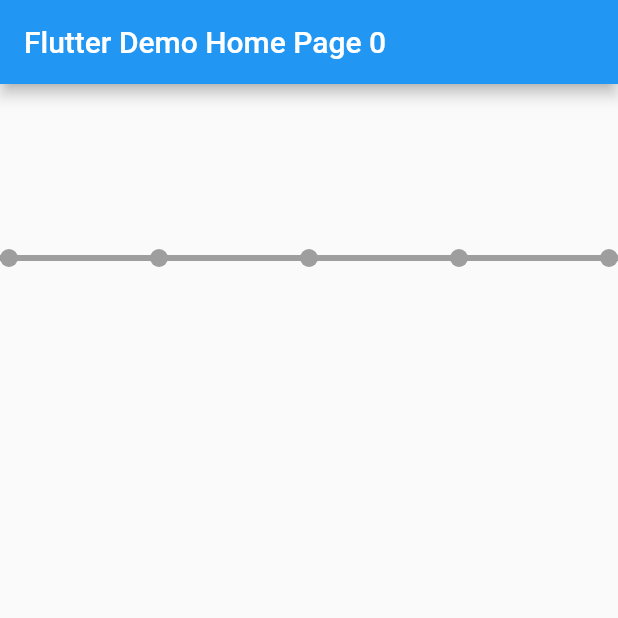
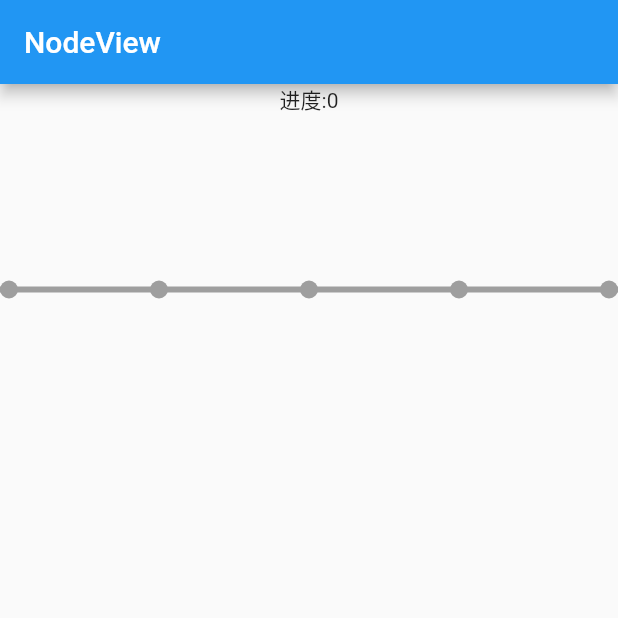
Before and after one commit to lixiaopeng168/FlutterNodeView, a Flutter app: the screen it shows after launch, on a phone screen of 412 x 824 dp, the top half of it. Run offline on Flutter 3.47's test engine with Material 2 defaults, Android fonts, the phone set to English and light mode, and no system bars.

Commit message:
修改显示，效果图展示

```diff
--- a/lib/main.dart
+++ b/lib/main.dart
@@ -36,14 +36,6 @@ class MyApp extends StatelessWidget {
 class MyHomePage extends StatefulWidget {
   MyHomePage({Key key, this.title}) : super(key: key);
 
-  // This widget is the home page of your application. It is stateful, meaning
-  // that it has a State object (defined below) that contains fields that affect
-  // how it looks.
-
-  // This class is the configuration for the state. It holds the values (in this
-  // case the title) provided by the parent (in this case the App widget) and
-  // used by the build method of the State. Fields in a Widget subclass are
-  // always marked "final".
 
   final String title;
 
@@ -54,18 +46,7 @@ class MyHomePage extends StatefulWidget {
 }
 
 class _MyHomePageState extends State<MyHomePage> with OnNodeViewListener{
-  int _counter = 0;
 
-  void _incrementCounter() {
-    setState(() {
-      // This call to setState tells the Flutter framework that something has
-      // changed in this State, which causes it to rerun the build method below
-      // so that the display can reflect the updated values. If we changed
-      // _counter without calling setState(), then the build method would not be
-      // called again, and so nothing would appear to happen.
-      _counter++;
-    });
-  }
 
   @override
   Widget build(BuildContext context) {
@@ -79,9 +60,13 @@ class _MyHomePageState extends State<MyHomePage> with OnNodeViewListener{
       appBar: AppBar(
         // Here we take the value from the MyHomePage object that was created by
         // the App.build method, and use it to set our appbar title.
-        title: Text("${widget.title} ${widget.progress}"),
+        title: Text("NodeView"),
       ),
-      body: Row(
+      body: new Column(
+        children: [
+          new Text("进度:${widget.progress}"),
+
+          Row(
             // Center is a layout widget. It takes a single child and positions it
             // in the middle of the parent.
             children: [
@@ -98,6 +83,8 @@ class _MyHomePageState extends State<MyHomePage> with OnNodeViewListener{
 
             ],
           )
+        ],
+      ) ,
     );
   }
 
@@ -113,6 +100,7 @@ class _MyHomePageState extends State<MyHomePage> with OnNodeViewListener{
   void onScrollDrag(double dx, double dy, int progress) {
     // TODO: implement onScrollDrag
     super.onScrollDrag(dx, dy, progress);
+
     widget.progress = "$progress %";
   }
 }
--- a/lib/node/LxpCustomNodePainter.dart
+++ b/lib/node/LxpCustomNodePainter.dart
@@ -100,11 +100,10 @@ class LxpCustomNodePainter extends CustomPainter{
   void _scrollStatus(int progress){
 //    timingsCallback;
 //    SchedulerBinding.instance.addPostFrameCallback((timeStamp) {
-    SchedulerBinding.instance.removeTimingsCallback((timings) { });
+//    SchedulerBinding.instance.removeTimingsCallback((timings) { });
       SchedulerBinding.instance.addPostFrameCallback((timeStamp) {
         switch (nodeScrollType) {
           case NodeScrollType.down:
-//       print("scroll状态按下2  $progress");
             onNodeViewListener?.onScrollDown(config.dx, config.dy, progress);
             break;
           case NodeScrollType.drag:
```
Also changed, not shown: lib/node/LxpNodeView.dart (+12 -6 lines), 1 other file. Lines whose indentation alone changed are shown as unchanged.
